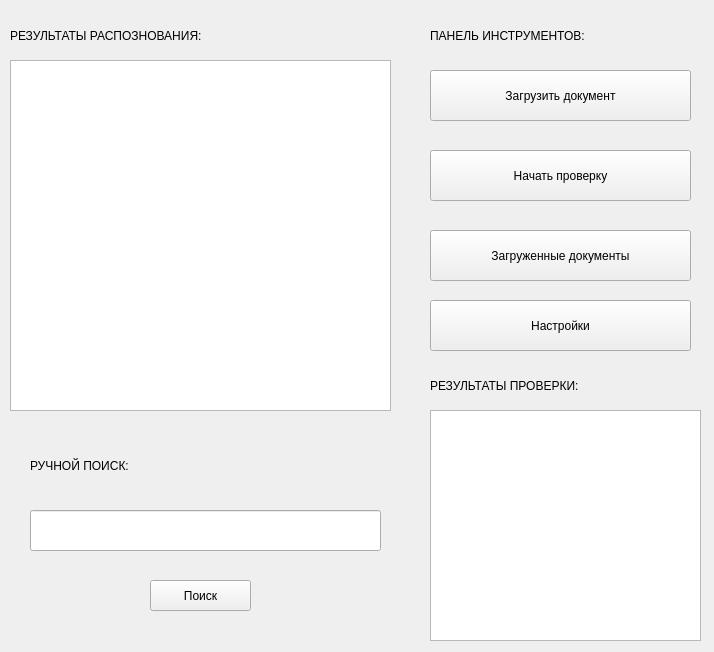
First picture: the form in gui/ui/base.ui, repository kyrvvwfzhy-code/innovation_proposal_checking, before the edit.
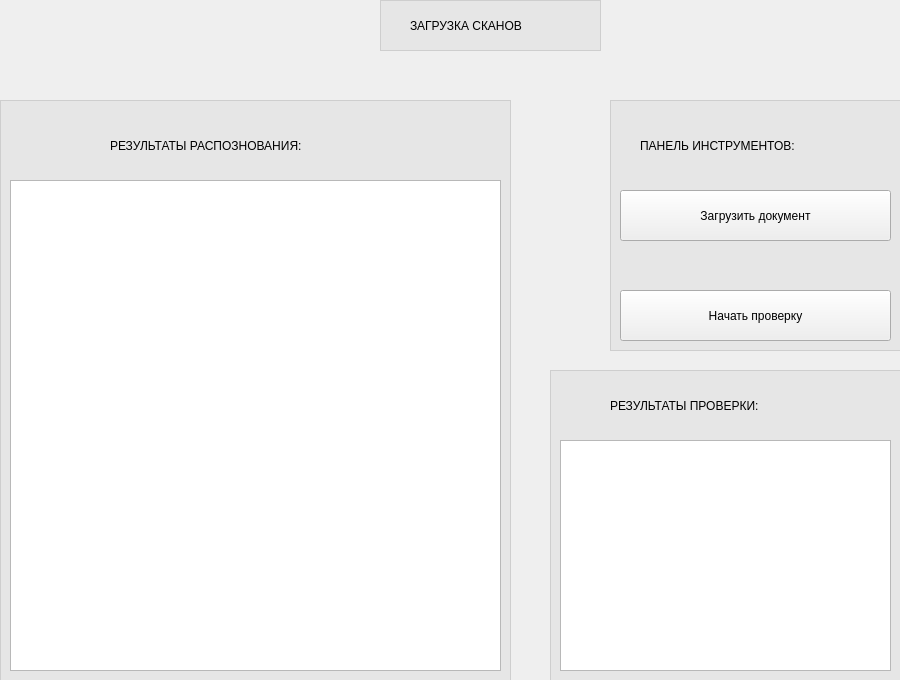
Second picture: the form after the edit.

What changed in the file:
```diff
--- a/gui/ui/base.ui
+++ b/gui/ui/base.ui
@@ -6,19 +6,19 @@
    <rect>
     <x>0</x>
     <y>0</y>
-    <width>714</width>
-    <height>652</height>
+    <width>900</width>
+    <height>680</height>
    </rect>
   </property>
   <property name="windowTitle">
-   <string>Проверка рационализаторских предложений</string>
+   <string/>
   </property>
   <widget class="QPushButton" name="pushButton_2">
    <property name="geometry">
     <rect>
-     <x>430</x>
-     <y>150</y>
-     <width>261</width>
+     <x>620</x>
+     <y>290</y>
+     <width>271</width>
      <height>51</height>
     </rect>
    </property>
@@ -30,18 +30,18 @@
    <property name="geometry">
     <rect>
      <x>10</x>
-     <y>60</y>
-     <width>381</width>
-     <height>351</height>
+     <y>180</y>
+     <width>491</width>
+     <height>491</height>
     </rect>
    </property>
   </widget>
   <widget class="QLabel" name="label_4">
    <property name="geometry">
     <rect>
-     <x>430</x>
-     <y>121</y>
-     <width>261</width>
+     <x>620</x>
+     <y>250</y>
+     <width>271</width>
      <height>31</height>
     </rect>
    </property>
@@ -59,9 +59,9 @@
   <widget class="QLabel" name="label_2">
    <property name="geometry">
     <rect>
-     <x>10</x>
-     <y>10</y>
-     <width>401</width>
+     <x>110</x>
+     <y>120</y>
+     <width>291</width>
      <height>51</height>
     </rect>
    </property>
@@ -72,38 +72,12 @@
     <string>РЕЗУЛЬТАТЫ РАСПОЗНОВАНИЯ:</string>
    </property>
   </widget>
-  <widget class="QPlainTextEdit" name="plainTextEdit_2">
-   <property name="geometry">
-    <rect>
-     <x>430</x>
-     <y>410</y>
-     <width>271</width>
-     <height>231</height>
-    </rect>
-   </property>
-  </widget>
-  <widget class="QLabel" name="label">
-   <property name="geometry">
-    <rect>
-     <x>430</x>
-     <y>10</y>
-     <width>271</width>
-     <height>51</height>
-    </rect>
-   </property>
-   <property name="styleSheet">
-    <string notr="true">font: 14pt &quot;MS Shell Dlg 2&quot;;</string>
-   </property>
-   <property name="text">
-    <string>ПАНЕЛЬ ИНСТРУМЕНТОВ:</string>
-   </property>
-  </widget>
   <widget class="QLabel" name="label_3">
    <property name="geometry">
     <rect>
-     <x>430</x>
-     <y>360</y>
-     <width>261</width>
+     <x>610</x>
+     <y>380</y>
+     <width>231</width>
      <height>51</height>
     </rect>
    </property>
@@ -117,9 +91,9 @@
   <widget class="QPushButton" name="pushButton">
    <property name="geometry">
     <rect>
-     <x>430</x>
-     <y>70</y>
-     <width>261</width>
+     <x>620</x>
+     <y>190</y>
+     <width>271</width>
      <height>51</height>
     </rect>
    </property>
@@ -127,71 +101,137 @@
     <string>Загрузить документ</string>
    </property>
   </widget>
-  <widget class="QPushButton" name="pushButton_3">
-   <property name="geometry">
-    <rect>
-     <x>430</x>
-     <y>230</y>
-     <width>261</width>
-     <height>51</height>
-    </rect>
-   </property>
-   <property name="text">
-    <string>Загруженные документы</string>
-   </property>
-  </widget>
-  <widget class="QPushButton" name="pushButton_4">
-   <property name="geometry">
-    <rect>
-     <x>150</x>
-     <y>580</y>
-     <width>101</width>
-     <height>31</height>
-    </rect>
-   </property>
-   <property name="text">
-    <string>Поиск</string>
-   </property>
-  </widget>
   <widget class="QLabel" name="label_5">
    <property name="geometry">
     <rect>
-     <x>30</x>
+     <x>410</x>
+     <y>0</y>
+     <width>181</width>
+     <height>51</height>
+    </rect>
+   </property>
+   <property name="styleSheet">
+    <string notr="true">font: 14pt &quot;MS Shell Dlg 2&quot;;</string>
+   </property>
+   <property name="text">
+    <string>ЗАГРУЗКА СКАНОВ</string>
+   </property>
+  </widget>
+  <widget class="QFrame" name="frame">
+   <property name="geometry">
+    <rect>
+     <x>380</x>
+     <y>0</y>
+     <width>221</width>
+     <height>51</height>
+    </rect>
+   </property>
+   <property name="styleSheet">
+    <string notr="true">background-color: rgba(218, 218, 218, 100);</string>
+   </property>
+   <property name="frameShape">
+    <enum>QFrame::StyledPanel</enum>
+   </property>
+   <property name="frameShadow">
+    <enum>QFrame::Raised</enum>
+   </property>
+  </widget>
+  <widget class="QFrame" name="frame_3">
+   <property name="geometry">
+    <rect>
+     <x>0</x>
+     <y>100</y>
+     <width>511</width>
+     <height>581</height>
+    </rect>
+   </property>
+   <property name="styleSheet">
+    <string notr="true">background-color: rgba(218, 218, 218, 100);</string>
+   </property>
+   <property name="frameShape">
+    <enum>QFrame::StyledPanel</enum>
+   </property>
+   <property name="frameShadow">
+    <enum>QFrame::Raised</enum>
+   </property>
+  </widget>
+  <widget class="QLabel" name="label">
+   <property name="geometry">
+    <rect>
+     <x>640</x>
+     <y>120</y>
+     <width>231</width>
+     <height>51</height>
+    </rect>
+   </property>
+   <property name="styleSheet">
+    <string notr="true">font: 14pt &quot;MS Shell Dlg 2&quot;;</string>
+   </property>
+   <property name="text">
+    <string>ПАНЕЛЬ ИНСТРУМЕНТОВ:</string>
+   </property>
+  </widget>
+  <widget class="QFrame" name="frame_2">
+   <property name="geometry">
+    <rect>
+     <x>610</x>
+     <y>100</y>
+     <width>291</width>
+     <height>251</height>
+    </rect>
+   </property>
+   <property name="styleSheet">
+    <string notr="true">background-color: rgba(218, 218, 218, 100);</string>
+   </property>
+   <property name="frameShape">
+    <enum>QFrame::StyledPanel</enum>
+   </property>
+   <property name="frameShadow">
+    <enum>QFrame::Raised</enum>
+   </property>
+  </widget>
+  <widget class="QPlainTextEdit" name="plainTextEdit_2">
+   <property name="geometry">
+    <rect>
+     <x>560</x>
      <y>440</y>
-     <width>371</width>
-     <height>51</height>
+     <width>331</width>
+     <height>231</height>
     </rect>
    </property>
-   <property name="styleSheet">
-    <string notr="true">font: 14pt &quot;MS Shell Dlg 2&quot;;</string>
-   </property>
-   <property name="text">
-    <string>РУЧНОЙ ПОИСК:</string>
-   </property>
   </widget>
-  <widget class="QLineEdit" name="lineEdit">
+  <widget class="QFrame" name="frame_4">
    <property name="geometry">
     <rect>
-     <x>30</x>
-     <y>510</y>
+     <x>550</x>
+     <y>370</y>
      <width>351</width>
-     <height>41</height>
+     <height>311</height>
     </rect>
    </property>
-  </widget>
-  <widget class="QPushButton" name="pushButton_5">
-   <property name="geometry">
-    <rect>
-     <x>430</x>
-     <y>300</y>
-     <width>261</width>
-     <height>51</height>
-    </rect>
+   <property name="styleSheet">
+    <string notr="true">background-color: rgba(218, 218, 218, 100);</string>
    </property>
-   <property name="text">
-    <string>Настройки</string>
+   <property name="frameShape">
+    <enum>QFrame::StyledPanel</enum>
    </property>
+   <property name="frameShadow">
+    <enum>QFrame::Raised</enum>
+   </property>
   </widget>
+  <zorder>frame_4</zorder>
+  <zorder>frame_3</zorder>
+  <zorder>frame_2</zorder>
+  <zorder>frame</zorder>
+  <zorder>pushButton_2</zorder>
+  <zorder>plainTextEdit</zorder>
+  <zorder>label_4</zorder>
+  <zorder>label_2</zorder>
+  <zorder>label_3</zorder>
+  <zorder>pushButton</zorder>
+  <zorder>label_5</zorder>
+  <zorder>label</zorder>
+  <zorder>plainTextEdit_2</zorder>
  </widget>
  <resources/>
  <connections/>
```
